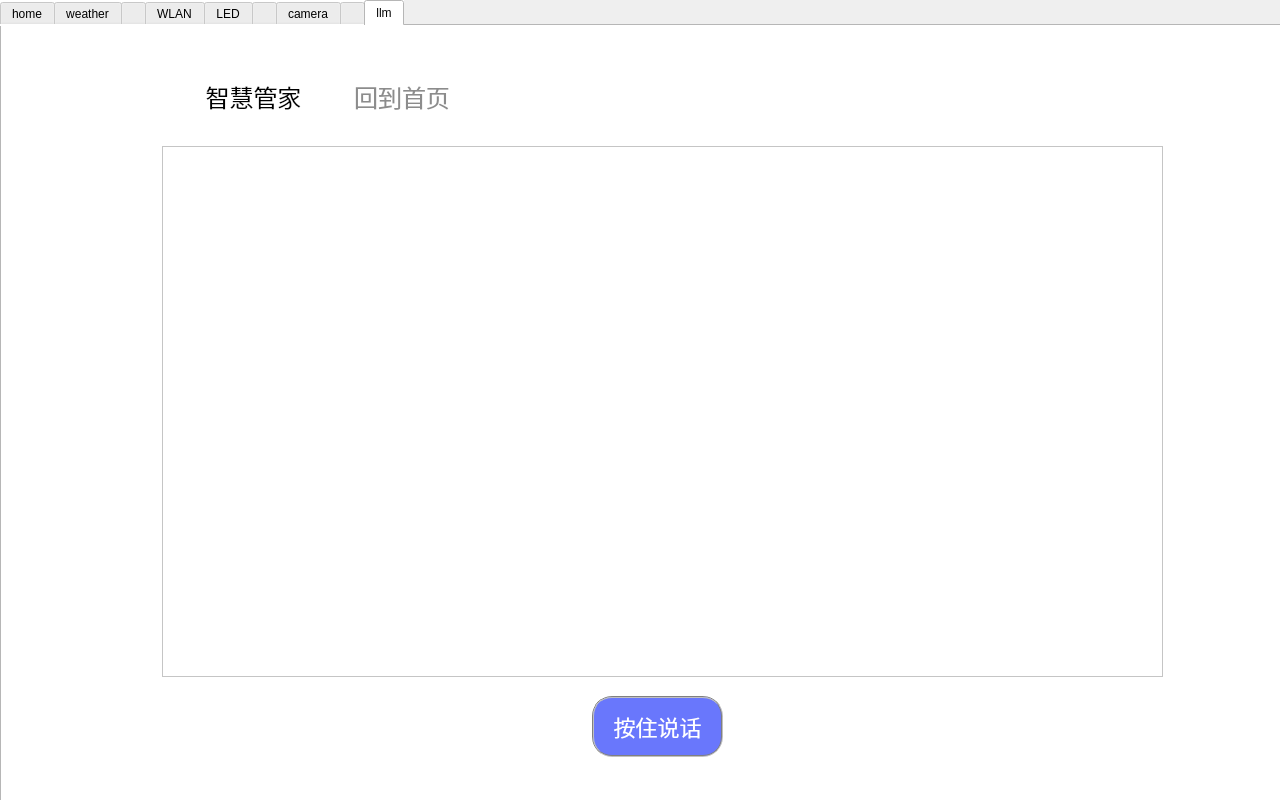
XJTU-HPC/smarthome, file mainwindow.ui: the form before one commit.
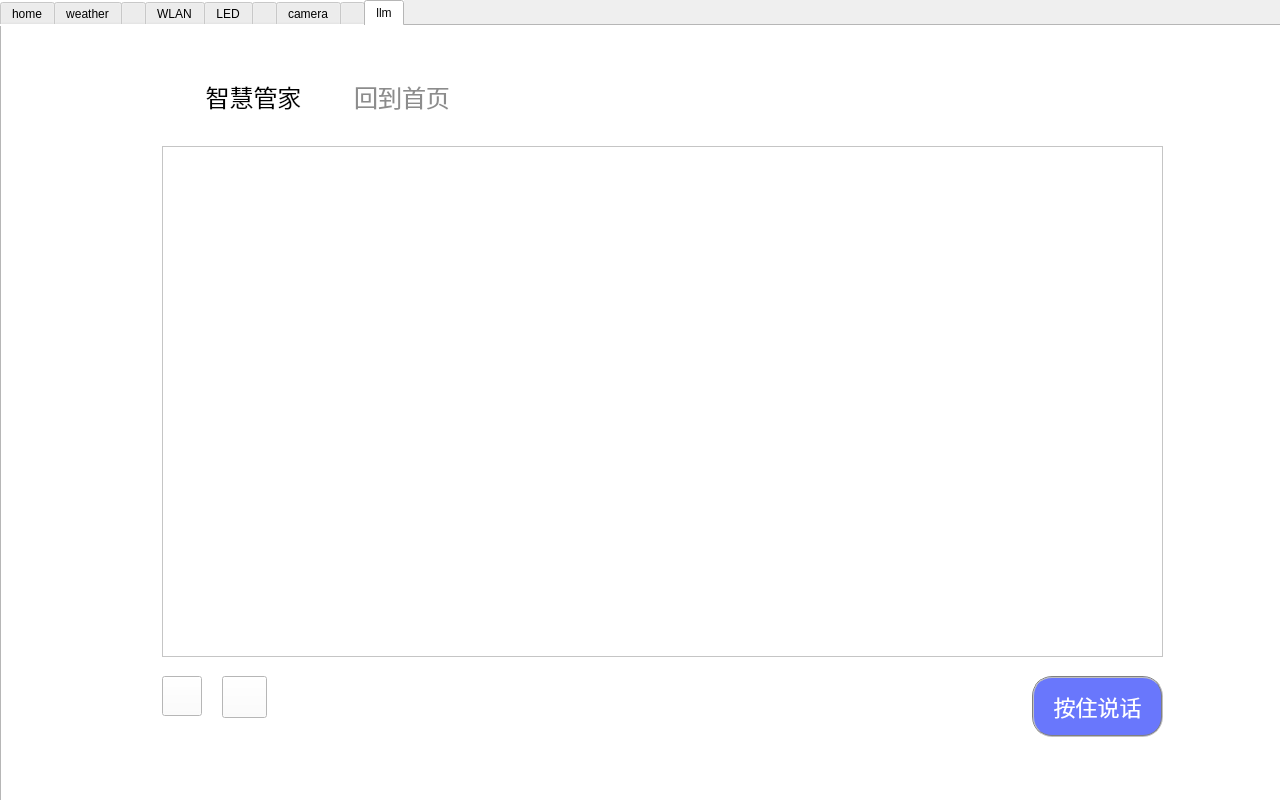
The form after the commit. Icons and pictures are not drawn.

```diff
--- a/mainwindow.ui
+++ b/mainwindow.ui
@@ -1862,8 +1862,8 @@
      <widget class="QPushButton" name="speechButton">
       <property name="geometry">
        <rect>
-        <x>590</x>
-        <y>670</y>
+        <x>1030</x>
+        <y>650</y>
         <width>131</width>
         <height>61</height>
        </rect>
@@ -1881,10 +1881,54 @@
         <x>160</x>
         <y>120</y>
         <width>1001</width>
-        <height>531</height>
+        <height>511</height>
        </rect>
       </property>
      </widget>
+     <widget class="QPushButton" name="cleardialog">
+      <property name="geometry">
+       <rect>
+        <x>160</x>
+        <y>650</y>
+        <width>40</width>
+        <height>40</height>
+       </rect>
+      </property>
+      <property name="sizePolicy">
+       <sizepolicy hsizetype="Minimum" vsizetype="Fixed">
+        <horstretch>40</horstretch>
+        <verstretch>0</verstretch>
+       </sizepolicy>
+      </property>
+      <property name="styleSheet">
+       <string notr="true">border-image:url(:/icon/refresh.png)</string>
+      </property>
+      <property name="text">
+       <string/>
+      </property>
+     </widget>
+     <widget class="QPushButton" name="agentspeak">
+      <property name="geometry">
+       <rect>
+        <x>220</x>
+        <y>650</y>
+        <width>45</width>
+        <height>42</height>
+       </rect>
+      </property>
+      <property name="sizePolicy">
+       <sizepolicy hsizetype="Minimum" vsizetype="Fixed">
+        <horstretch>40</horstretch>
+        <verstretch>0</verstretch>
+       </sizepolicy>
+      </property>
+      <property name="styleSheet">
+       <string notr="true">border-image:url(:/icon/语音on.png);</string>
+      </property>
+      <property name="text">
+       <string/>
+      </property>
+     </widget>
     </widget>
    </widget>
   </widget>
```
